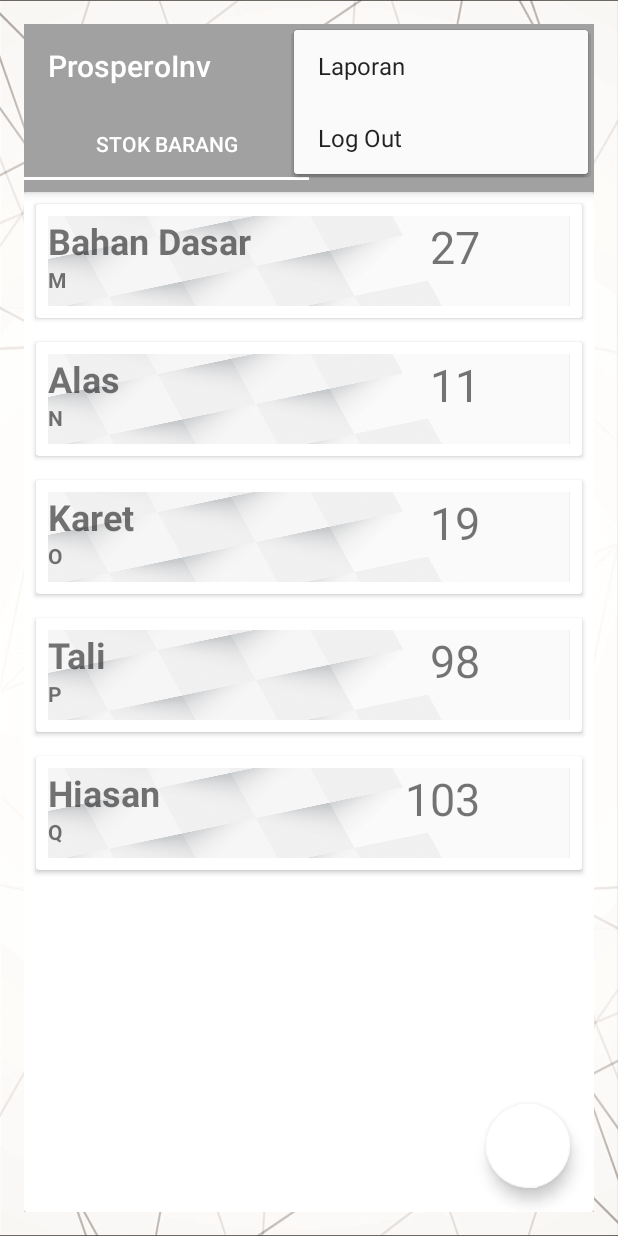
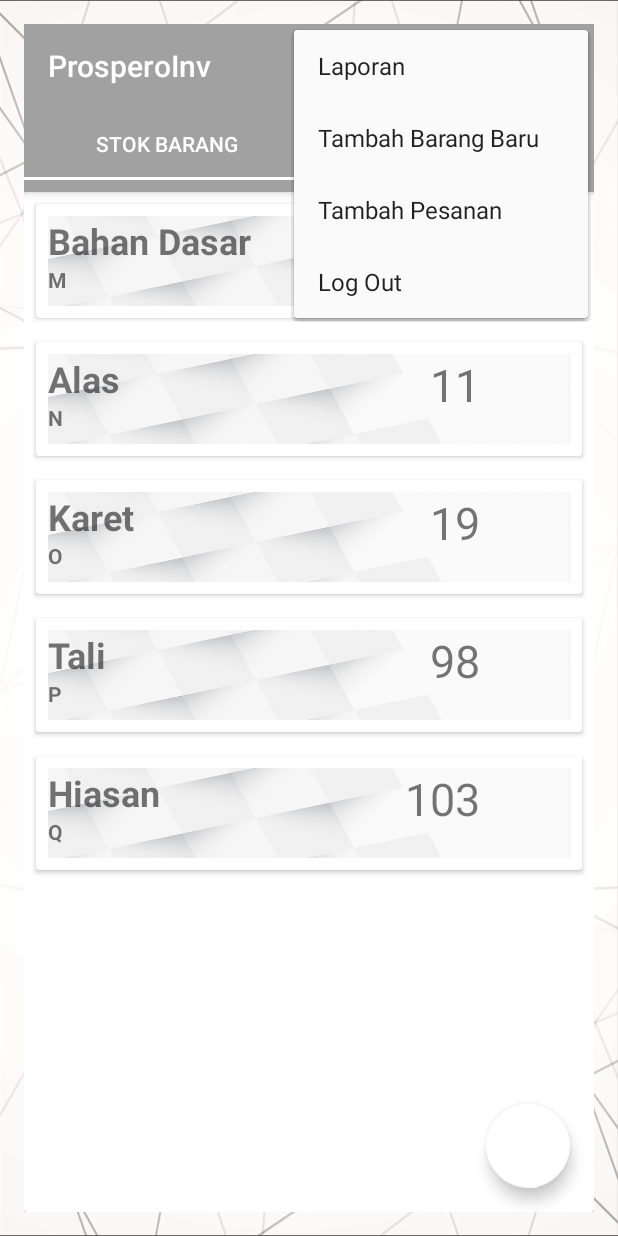
Before and after one commit to prosperoinv/MainProject, an Android app: the FragmentPengadaan1 screen opened directly, with no data from a screen before it, with the options menu open, on a phone screen of 412 x 824 dp. Run offline under Robolectric (Android 15) with nearby library versions, the phone set to English and light mode, and no system bars; our stand-ins replace Firebase (no records; nobody signed in at launch, a user with empty details on screens opened directly).

```diff
--- a/app/src/main/java/id/simplify/prosperoinv/pengadaan/FragmentPengadaan1.java
+++ b/app/src/main/java/id/simplify/prosperoinv/pengadaan/FragmentPengadaan1.java
@@ -21,7 +21,7 @@ import id.simplify.prosperoinv.pengadaan.StockRec;
 /**
  * A simple {@link Fragment} subclass.
  */
-public class FragmentPengadaan1 extends Fragment implements View.OnClickListener {
+public class FragmentPengadaan1 extends Fragment {
     private final LinkedList<String> barang = new LinkedList<>();
     private final LinkedList<String> vendor = new LinkedList<>();
     private final LinkedList<String> jumlah = new LinkedList<>();
@@ -39,19 +39,11 @@ public class FragmentPengadaan1 extends Fragment implements View.OnClickListener
         View view = inflater.inflate(R.layout.tab_pengadaan1, container, false);
         insertData();
         RecyclerView recyclerView = (RecyclerView) view.findViewById(R.id.receviewer);
-        FloatingActionButton fab = (FloatingActionButton) getActivity().findViewById(R.id.fab1);
+        //FloatingActionButton fab = (FloatingActionButton) getActivity().findViewById(R.id.fab1);
         mAdapter = new id.simplify.prosperoinv.pengadaan.StockRec(getActivity(), barang, vendor, jumlah);
         recyclerView.setAdapter(mAdapter);
         RecyclerView.LayoutManager layoutManager = new LinearLayoutManager(getActivity());
         recyclerView.setLayoutManager(layoutManager);
-
-        fab.setOnClickListener(new View.OnClickListener() {
-            @Override
-            public void onClick(View v) {
-                Intent a = new Intent(getActivity(), tbhbarangbaru.class);
-                startActivity(a);
-            }
-        });
         return view;
     }
 
@@ -79,8 +71,5 @@ public class FragmentPengadaan1 extends Fragment implements View.OnClickListener
         }
     }
 
-    @Override
-    public void onClick(View v) {
 
-    }
 }
--- a/app/src/main/res/menu/main_menu.xml
+++ b/app/src/main/res/menu/main_menu.xml
@@ -9,6 +9,16 @@
         android:title="@string/action_settings"
         app:showAsAction="never"></item>
     <item
+        android:id="@+id/tambahbarangbaru"
+        android:orderInCategory="100"
+        android:title="Tambah Barang Baru"
+        app:showAsAction="never"></item>
+    <item
+        android:id="@+id/tambahpesanan"
+        android:orderInCategory="100"
+        android:title="Tambah Pesanan"
+        app:showAsAction="never"></item>
+    <item
         android:id="@+id/logout"
         android:orderInCategory="100"
         android:title="Log Out"
```
Also changed, not shown: app/src/main/java/id/simplify/prosperoinv/pengadaan/Pengadaan3Activity.java (+13 -3 lines), app/src/main/java/id/simplify/prosperoinv/pengadaan/tbhbarangbaru.java (+16 -1 lines).
